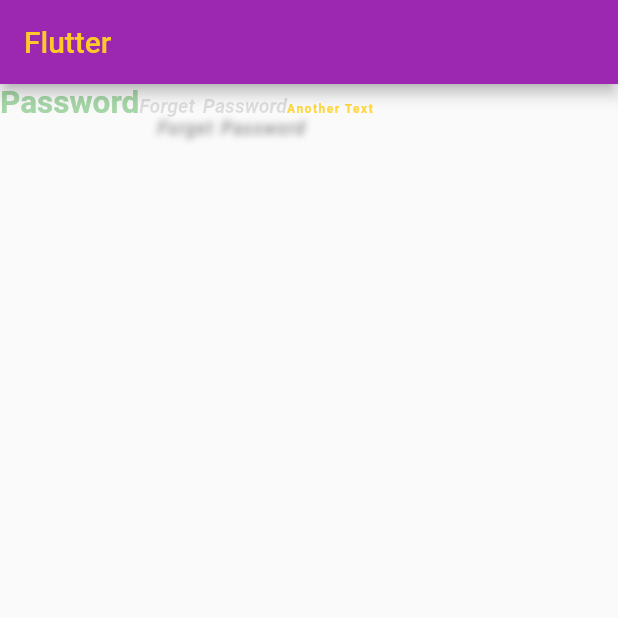
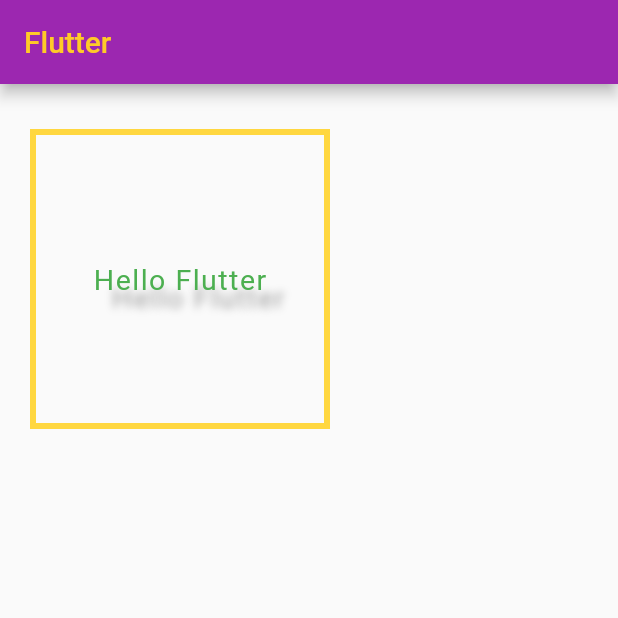
Before and after one commit to HeinnWaiHtet/flutter_first_app, a Flutter app: the screen it shows after launch, on a phone screen of 412 x 824 dp, the top half of it. Run offline on Flutter 3.47's test engine with Material 2 defaults, Android fonts, the phone set to English and light mode, and no system bars.

Commit message:
adding Contianer Widget

```diff
--- a/lib/main.dart
+++ b/lib/main.dart
@@ -17,40 +17,34 @@ class MyApp extends StatelessWidget{
         appBar: AppBar(
           title: Text(
             "Flutter",
-            style: TextStyle(color: Colors.amber[400]),
-            ),),
-          body: RichText(
-            text: TextSpan(
-              text: "Password",
-              style: TextStyle(
-                color: Colors.green[200],
-                fontWeight: FontWeight.bold,
-                fontSize: 21),
-              children: const [
-                TextSpan(
-                  text: "Forget Password",
-                   style: TextStyle(
-                     wordSpacing: 2,
-                     color: Colors.black12,
-                     fontSize: 13,
-                     fontStyle:FontStyle.italic ,
-                     shadows: [
-                       Shadow(
-                       color: Colors.grey,
-                       offset: Offset(12,15),
-                       blurRadius: 5.5,
-                     )
-                     ])
-                     ),
-                TextSpan(
-                  text: "Another Text",
-                  style: TextStyle(
-                    fontSize: 8,
-                    letterSpacing:1,
-                    color: Colors.amberAccent),
-                    ),
-              ]),
-            )
+            style: TextStyle(color: Colors.amber[400]),),
+            ),
+          body: Container(
+            decoration: BoxDecoration(
+              border:  Border.all(
+                color: Colors.amberAccent,
+                style: BorderStyle.solid,
+                width: 4)
+                ),
+            padding: const EdgeInsets.all(20),
+            margin: const EdgeInsets.only(top: 30,left: 20),
+            width: 200,
+            height: 200,
+            child: const Center(
+              child: Text("Hello Flutter",style: TextStyle(
+                color: Colors.green,
+                letterSpacing: 1,
+                fontSize: 19,
+                shadows: [
+                  Shadow(
+                    color: Colors.black38,
+                    offset: Offset(12,12),
+                    blurRadius: 6.5
+                  ),
+                ] ),
+                ),
+            ),
+          ),
         ),
     );
   }
```
